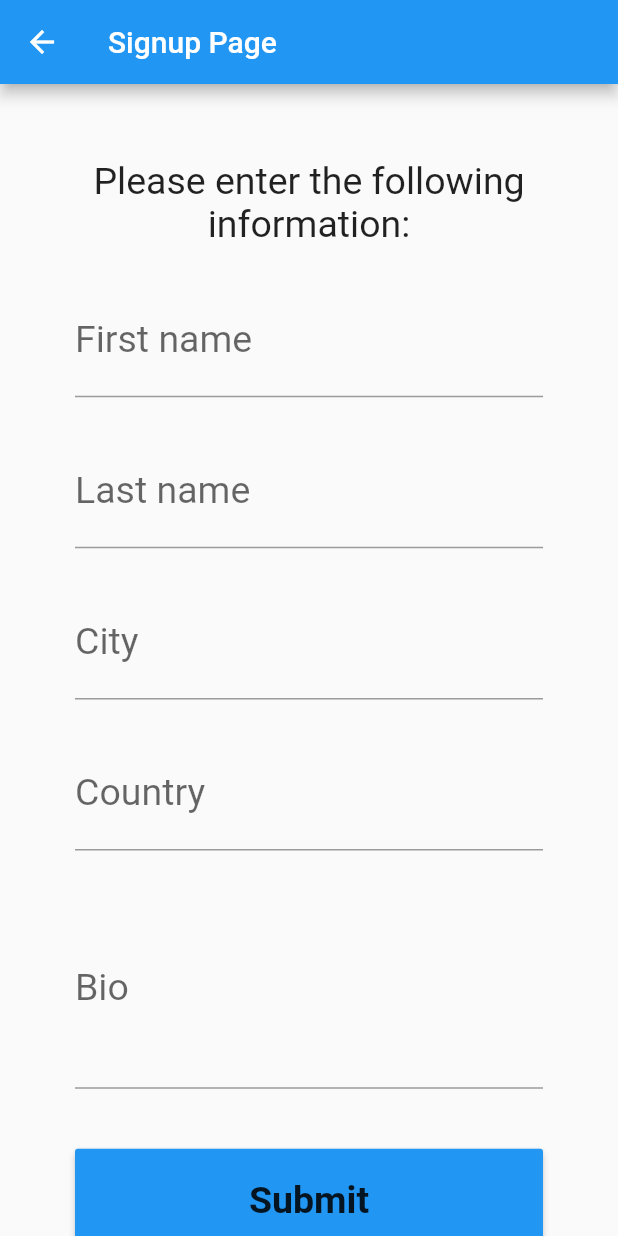
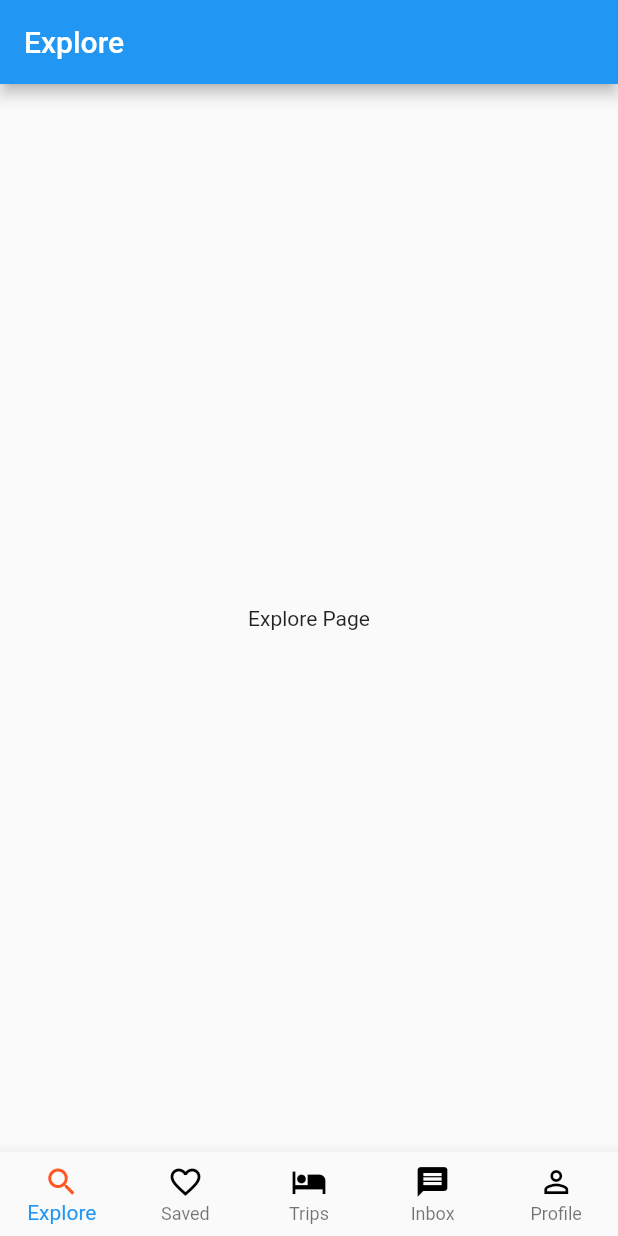
Before and after one commit to sumithpdd/RoomSharing, a Flutter app: the SignupPage screen opened by its route, after a tap on "Submit", on a phone screen of 412 x 824 dp. Run offline on Flutter 3.47's test engine with Material 2 defaults, Android fonts, the phone set to English and light mode, and no system bars.

Commit message:
All Page, structure and bottom navigation

```diff
--- a/room_sharing/lib/Models/app_constants.dart
+++ b/room_sharing/lib/Models/app_constants.dart
@@ -1,3 +1,10 @@
+import 'package:flutter/material.dart';
+
 class AppConstants{
   static const String appName = "me casa tu casa";
+
+  static const Color selectedIconColor =Colors.deepOrange;
+  static const Color nonSelectedIconColor =Colors.black;
+
+
 }
--- /dev/null
+++ b/room_sharing/lib/Screens/explore_page.dart
@@ -0,0 +1,17 @@
+// ignore_for_file: prefer_const_constructors
+
+import 'package:flutter/material.dart';
+
+class ExplorePage extends StatefulWidget {
+  const ExplorePage({Key? key}) : super(key: key);
+
+  @override
+  _ExplorePageState createState() => _ExplorePageState();
+}
+
+class _ExplorePageState extends State<ExplorePage> {
+  @override
+  Widget build(BuildContext context) {
+    return Center(child: Text('Explore Page'));
+  }
+}
--- /dev/null
+++ b/room_sharing/lib/Screens/guest_home_page.dart
@@ -0,0 +1,87 @@
+// ignore_for_file: prefer_const_constructors, prefer_const_declarations
+
+import 'package:flutter/material.dart';
+import 'package:room_sharing/Models/app_constants.dart';
+import 'package:room_sharing/Screens/account_page.dart';
+import 'package:room_sharing/Screens/explore_page.dart';
+import 'package:room_sharing/Screens/inbox_page.dart';
+import 'package:room_sharing/Screens/saved_page.dart';
+import 'package:room_sharing/Screens/trips_page.dart';
+import 'package:room_sharing/Views/text_widgets.dart';
+
+
+class GuestHomePage extends StatefulWidget {
+  static final String routeName = '/GuestHomePageRoute';
+
+  const GuestHomePage({Key? key}) : super(key: key);
+
+  @override
+  _GuestHomePageState createState() => _GuestHomePageState();
+}
+
+class _GuestHomePageState extends State<GuestHomePage> {
+  int _selectedIndex = 0;
+  final List<String> _pageTitles = [
+    'Explore',
+    'Saved',
+    'Trips',
+    'Inbox',
+    'Profile'
+  ];
+  final List<Widget> _pages = [
+    ExplorePage(),
+    SavedPage(),
+    TripsPage(),
+    InboxPage(),
+    AccountPage(),
+  ];
+
+  BottomNavigationBarItem _buildNavigationItem(
+      int index, IconData iconData, String text) {
+    return BottomNavigationBarItem(
+        icon: Icon(
+          iconData,
+          color: AppConstants.nonSelectedIconColor,
+        ),
+        activeIcon: Icon(
+          iconData,
+          color: AppConstants.selectedIconColor,
+        ),
+        title: Text(
+          text,
+          style: TextStyle(
+              color: _selectedIndex == index
+                  ? AppConstants.selectedIconColor
+                  : AppConstants.nonSelectedIconColor),
+        ));
+  }
+
+  @override
+  Widget build(BuildContext context) {
+    return Scaffold(
+      appBar: AppBar(
+        automaticallyImplyLeading: false,
+        title: AppBarText(
+          text: _pageTitles[_selectedIndex],
+        ),
+      ),
+      body: _pages[_selectedIndex],
+      bottomNavigationBar: BottomNavigationBar(
+        onTap: (index) {
+          setState(() {
+            _selectedIndex = index;
+          });
+        },
+        currentIndex: _selectedIndex,
+        type: BottomNavigationBarType.fixed,
+        items: [
+          _buildNavigationItem(0, Icons.search, _pageTitles[0]),
+          _buildNavigationItem(1, Icons.favorite_border, _pageTitles[1]),
+          _buildNavigationItem(2, Icons.hotel, _pageTitles[2]),
+          _buildNavigationItem(3, Icons.message, _pageTitles[3]),
+          _buildNavigationItem(4, Icons.person_outline, _pageTitles[4]),
+        ],
+      ),
+    );
+  }
+}
--- a/room_sharing/lib/Screens/main.dart
+++ b/room_sharing/lib/Screens/main.dart
@@ -4,6 +4,7 @@ import 'dart:async';
 
 import 'package:flutter/material.dart';
 import 'package:room_sharing/Models/app_constants.dart';
+import 'package:room_sharing/Screens/guest_home_page.dart';
 import 'package:room_sharing/Screens/login_page.dart';
 import 'package:room_sharing/Screens/signup_page.dart';
 
@@ -26,6 +27,7 @@ class MyApp extends StatelessWidget {
       routes: {
         LoginPage.routeName: (context) => LoginPage(),
         SignupPage.routeName: (context) => SignupPage(),
+        GuestHomePage.routeName:(context) =>GuestHomePage(),
       },
     );
   }
--- a/room_sharing/lib/Screens/signup_page.dart
+++ b/room_sharing/lib/Screens/signup_page.dart
@@ -1,7 +1,8 @@
-// ignore_for_file: prefer_const_constructors
+// ignore_for_file: prefer_const_constructors, prefer_const_declarations
 
 import 'package:flutter/material.dart';
-import 'package:room_sharing/Models/app_constants.dart';
+import 'package:room_sharing/Screens/guest_home_page.dart';
+import 'package:room_sharing/Views/text_widgets.dart';
 
 class SignupPage extends StatefulWidget {
   static final String routeName = '/SignupPageRoute';
@@ -13,14 +14,16 @@ class SignupPage extends StatefulWidget {
 }
 
 class _SignupPageState extends State<SignupPage> {
+
+  void _signup(){
+    Navigator.pushNamed(context, GuestHomePage.routeName);
+  }
+
   @override
   Widget build(BuildContext context) {
     return Scaffold(
       appBar: AppBar(
-        title: Text(
-          'Signup Page',
-          style: TextStyle(color: Colors.white, fontSize: 20.0),
-        ),
+        title: AppBarText(text: 'Signup Page'),
       ),
       body: Center(
         child: SingleChildScrollView(
@@ -74,9 +77,9 @@ class _SignupPageState extends State<SignupPage> {
                   ]),
                 ),
                 Padding(
-                  padding: const EdgeInsets.only(top: 40.0,bottom:40.0 ),
+                  padding: const EdgeInsets.only(top: 40.0, bottom: 40.0),
                   child: MaterialButton(
-                    onPressed: () {},
+                    onPressed: _signup,
                     child: Text(
                       'Submit',
                       style: TextStyle(
--- /dev/null
+++ b/room_sharing/lib/Views/text_widgets.dart
@@ -0,0 +1,17 @@
+
+// ignore_for_file: prefer_const_constructors
+
+import 'package:flutter/material.dart';
+
+class AppBarText extends StatelessWidget {
+ final String text;
+  const AppBarText({Key? key,required this.text}) : super(key: key);
+
+  @override
+  Widget build(BuildContext context) {
+    return  Text(
+      text,
+      style: TextStyle(color: Colors.white, fontSize: 20.0),
+    );
+  }
+}
```
Also changed, not shown: room_sharing/lib/Screens/account_page.dart (added, +17 -0 lines), room_sharing/lib/Screens/inbox_page.dart (added, +17 -0 lines), room_sharing/lib/Screens/login_page.dart (+7 -2 lines), room_sharing/lib/Screens/saved_page.dart (added, +17 -0 lines), room_sharing/lib/Screens/trips_page.dart (added, +17 -0 lines).
